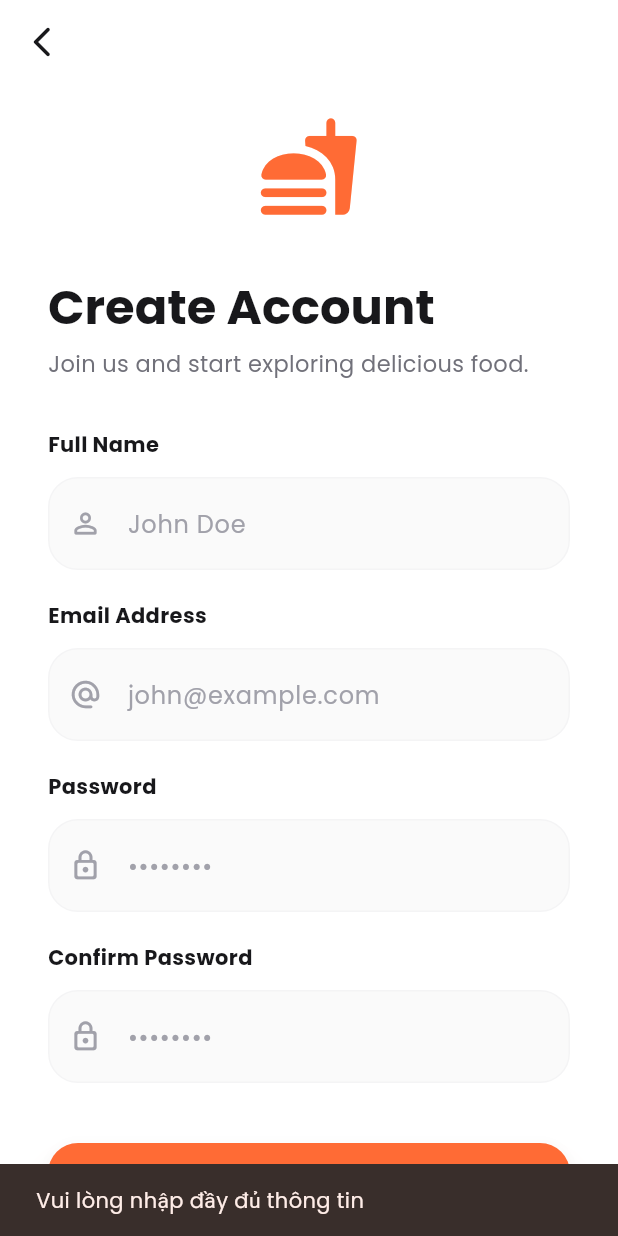
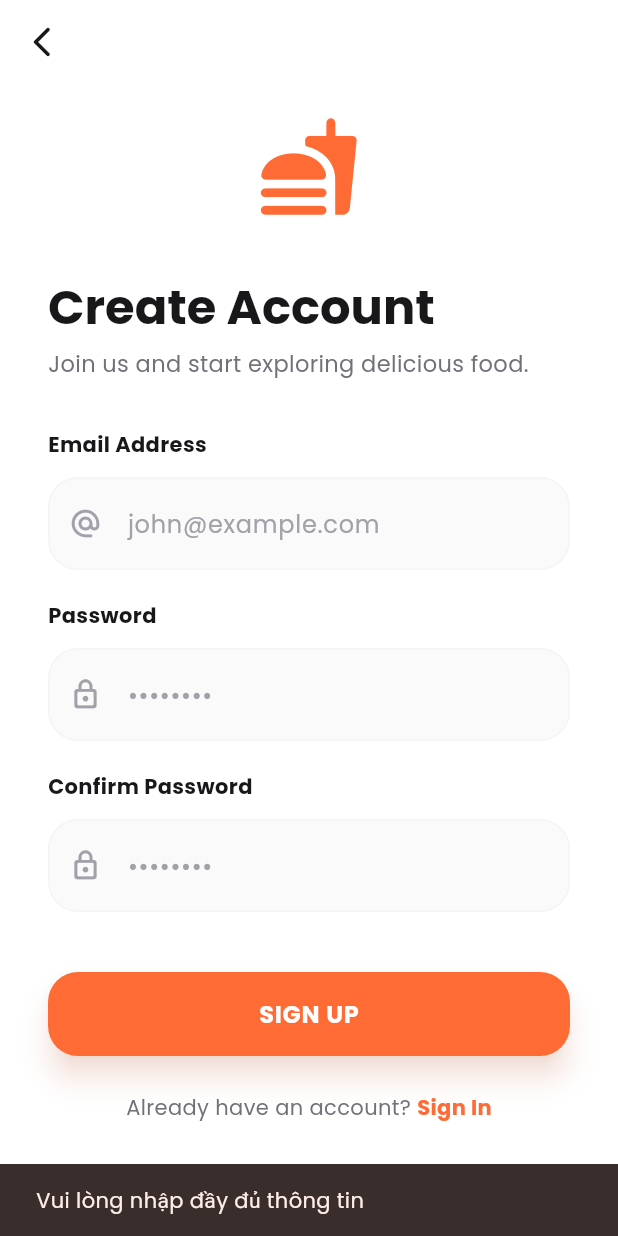
Before and after one commit to trinhduygmai/CuoiKI, a Flutter app: the RegisterScreen screen opened directly, after a tap on "SIGN UP", on a phone screen of 412 x 824 dp. Run offline on Flutter 3.47's test engine with Material 3 defaults, Android fonts, the phone set to English and light mode, and no system bars; our stand-ins replace dio, flutter_secure_storage, google_fonts; accounts and stored records are empty.

Commit message:
feat: Remove full name from registration
The user's full name is no longer required during registration. This simplifies the registration process and aligns with backend API changes.

```diff
--- a/lib/api/user_api.dart
+++ b/lib/api/user_api.dart
@@ -15,10 +15,9 @@
     }
   }
 
-  static Future<AuthResponse?> register(String fullName, String email, String password) async {
+  static Future<AuthResponse?> register(String email, String password) async {
     try {
       final response = await DioClient.instance.post('/restaurant/register', data: {
-        'fullName': fullName,
         'email': email,
         'password': password,
       });
--- a/lib/context/global_provider.dart
+++ b/lib/context/global_provider.dart
@@ -131,9 +131,9 @@
     }
   }
 
-  Future<bool> register(String fullName, String email, String password) async {
+  Future<bool> register(String email, String password) async {
     try {
-      final response = await AuthService.register(fullName, email, password);
+      final response = await AuthService.register(email, password);
       _currentUser = response.user;
       await getCart();
       notifyListeners();
--- a/lib/screens/register_screen.dart
+++ b/lib/screens/register_screen.dart
@@ -12,19 +12,17 @@
 }
 
 class _RegisterScreenState extends State<RegisterScreen> {
-  final _fullNameController = TextEditingController();
   final _emailController = TextEditingController();
   final _passwordController = TextEditingController();
   final _confirmPasswordController = TextEditingController();
   bool _isSubmitting = false;
 
   void _handleRegister() async {
-    final fullName = _fullNameController.text.trim();
     final email = _emailController.text.trim();
     final password = _passwordController.text;
     final confirmPassword = _confirmPasswordController.text;
 
-    if (fullName.isEmpty || email.isEmpty || password.isEmpty || confirmPassword.isEmpty) {
+    if (email.isEmpty || password.isEmpty || confirmPassword.isEmpty) {
       ScaffoldMessenger.of(context).showSnackBar(
         const SnackBar(content: Text('Vui lòng nhập đầy đủ thông tin')),
       );
@@ -41,7 +39,7 @@
     setState(() => _isSubmitting = true);
 
     final success = await Provider.of<GlobalProvider>(context, listen: false)
-        .register(fullName, email, password);
+        .register(email, password);
 
     if (mounted) {
       setState(() => _isSubmitting = false);
@@ -92,8 +90,6 @@
                   style: TextStyle(color: AppTheme.textSecondary, fontSize: 15, height: 1.5),
                 ),
                 const SizedBox(height: 32),
-                _buildInput('Full Name', _fullNameController, Icons.person_outline_rounded, hint: 'John Doe'),
-                const SizedBox(height: 20),
                 _buildInput('Email Address', _emailController, Icons.alternate_email_rounded, hint: 'john@example.com'),
                 const SizedBox(height: 20),
                 _buildInput('Password', _passwordController, Icons.lock_outline_rounded, isPassword: true, hint: '••••••••'),
--- a/lib/services/auth_service.dart
+++ b/lib/services/auth_service.dart
@@ -13,8 +13,8 @@
     throw Exception('Login failed');
   }
 
-  static Future<AuthResponse> register(String fullName, String email, String password) async {
-    final response = await UserApi.register(fullName, email, password);
+  static Future<AuthResponse> register(String email, String password) async {
+    final response = await UserApi.register(email, password);
     if (response != null) {
       await TokenService.saveAccessToken(response.accessToken);
       await TokenService.saveRefreshToken(response.refreshToken);
```
